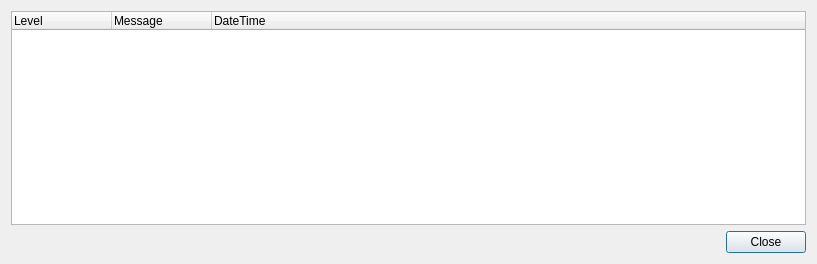
The window that Main/ui/ApplicationLog.ui (Antidote/SakuraSuite) describes before a commit, drawn with Qt 5.
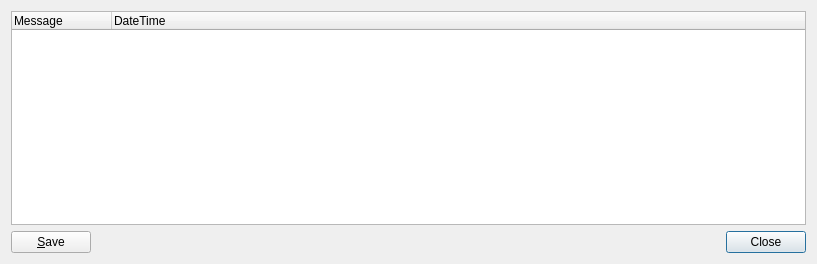
The same window after the commit.

Commit message: * Finished Application log

```diff
--- a/Main/ui/ApplicationLog.ui
+++ b/Main/ui/ApplicationLog.ui
@@ -14,26 +14,7 @@
    <string>Dialog</string>
   </property>
   <layout class="QGridLayout" name="gridLayout">
-   <item row="0" column="0">
-    <widget class="QTreeWidget" name="treeWidget">
-     <column>
-      <property name="text">
-       <string>Level</string>
-      </property>
-     </column>
-     <column>
-      <property name="text">
-       <string>Message</string>
-      </property>
-     </column>
-     <column>
-      <property name="text">
-       <string>DateTime</string>
-      </property>
-     </column>
-    </widget>
-   </item>
-   <item row="1" column="0">
+   <item row="1" column="1">
     <widget class="QDialogButtonBox" name="buttonBox">
      <property name="orientation">
       <enum>Qt::Horizontal</enum>
@@ -43,6 +24,27 @@
      </property>
     </widget>
    </item>
+   <item row="1" column="0">
+    <widget class="QPushButton" name="saveLogPushButton">
+     <property name="text">
+      <string>&amp;Save</string>
+     </property>
+    </widget>
+   </item>
+   <item row="0" column="0" colspan="2">
+    <widget class="QTreeWidget" name="treeWidget">
+     <column>
+      <property name="text">
+       <string>Message</string>
+      </property>
+     </column>
+     <column>
+      <property name="text">
+       <string>DateTime</string>
+      </property>
+     </column>
+    </widget>
+   </item>
   </layout>
  </widget>
  <resources/>
```
Left out of the diff: 23 changed lines with no effect on the pictures. The commit also changes 19 other files.
